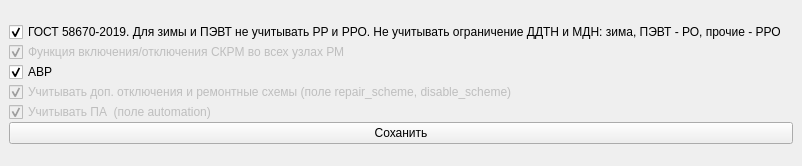
The window that qt_calc_ur_set.ui (wia86/rastr_add) describes before a commit, drawn with Qt 5.
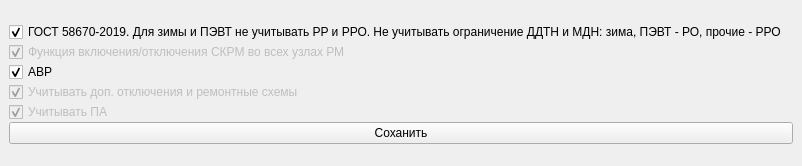
The same window after the commit.

What changed in the file:
```diff
--- a/qt_calc_ur_set.ui
+++ b/qt_calc_ur_set.ui
@@ -59,7 +59,7 @@
          <bool>false</bool>
         </property>
         <property name="text">
-         <string>Учитывать доп. отключения и ремонтные схемы (поле repair_scheme, disable_scheme)</string>
+         <string>Учитывать доп. отключения и ремонтные схемы</string>
         </property>
         <property name="checked">
          <bool>true</bool>
@@ -72,7 +72,7 @@
          <bool>false</bool>
         </property>
         <property name="text">
-         <string>Учитывать ПА  (поле automation)</string>
+         <string>Учитывать ПА</string>
         </property>
         <property name="checked">
          <bool>true</bool>
```
